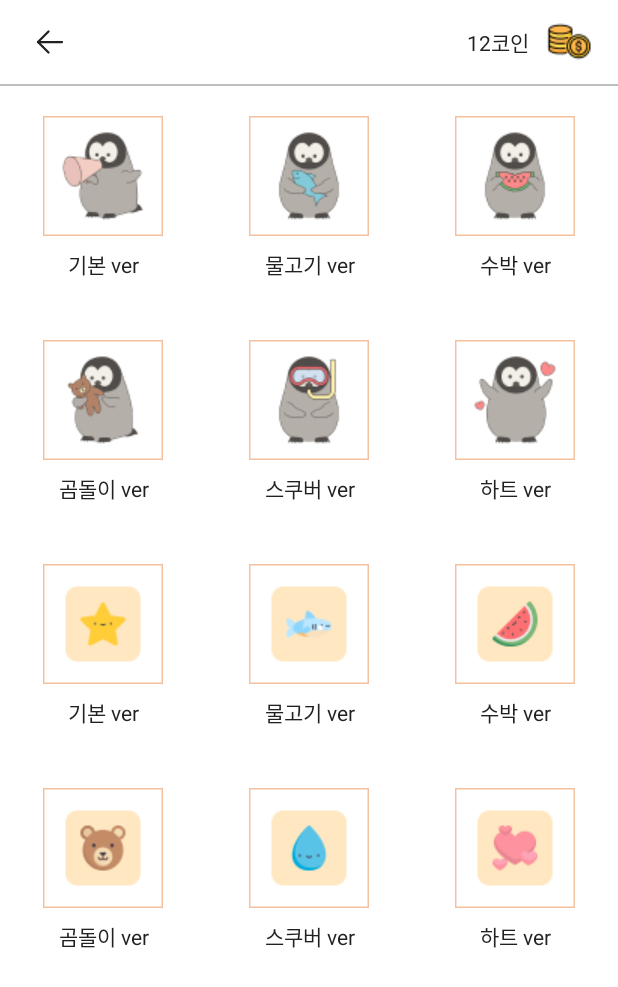
After one commit to sohyun127/TwoOne, an Android app: the StoreActivity screen opened directly, with no data from a screen before it, on a phone screen of 412 x 824 dp. The commit adds this screen. Shown: the top 987 px of the screen. Run offline under Robolectric (Android 15) with nearby library versions, the phone set to English and light mode, and no system bars.

Commit message:
[FEAT] store

```diff
--- a/app/src/main/AndroidManifest.xml
+++ b/app/src/main/AndroidManifest.xml
@@ -13,6 +13,10 @@
         tools:targetApi="31">
         <activity
             android:name=".presentation.onboarding.ChallengeActivity"
+            android:windowSoftInputMode="adjustResize"
+            android:exported="true"/>
+        <activity
+            android:name=".presentation.home.StoreActivity"
             android:windowSoftInputMode="adjustResize"
             android:exported="true"/>
         <activity
--- a/app/src/main/java/com/example/twoone/presentation/home/HomeActivity.java
+++ b/app/src/main/java/com/example/twoone/presentation/home/HomeActivity.java
@@ -5,10 +5,12 @@ import android.database.Cursor;
 import android.database.sqlite.SQLiteDatabase;
 import android.os.Bundle;
 import android.util.Log;
+import android.view.MenuItem;
 import android.view.View;
 
 import androidx.annotation.Nullable;
 import androidx.appcompat.app.AppCompatActivity;
+import androidx.appcompat.widget.Toolbar;
 import androidx.recyclerview.widget.RecyclerView;
 
 import com.example.twoone.R;
@@ -34,6 +36,8 @@ public class HomeActivity extends AppCompatActivity implements View.OnClickListe
 
         setAdapter();
         binding.fabHome.setOnClickListener(this);
+        setClickEventOnToolBar();
+
     }
 
     public void setAdapter() {
@@ -77,7 +81,24 @@ public class HomeActivity extends AppCompatActivity implements View.OnClickListe
             case R.id.fab_home:
                 startActivity(new Intent(this, ChallengeActivity.class));
                 finish();
+
         }
 
     }
+
+    public void setClickEventOnToolBar() {
+        binding.tbHomeToolBar.setOnMenuItemClickListener(new Toolbar.OnMenuItemClickListener() {
+            @Override
+            public boolean onMenuItemClick(MenuItem item) {
+                switch (item.getItemId()) {
+
+                    case R.id.store:
+                        startActivity(new Intent(getApplicationContext(), StoreActivity.class));
+                        finish();
+
+                }
+                return false;
+            }
+        });
+    }
 }
--- /dev/null
+++ b/app/src/main/java/com/example/twoone/presentation/home/StoreActivity.java
@@ -0,0 +1,74 @@
+package com.example.twoone.presentation.home;
+
+import android.os.Bundle;
+import android.view.View;
+
+import androidx.annotation.Nullable;
+import androidx.appcompat.app.AppCompatActivity;
+import androidx.recyclerview.widget.RecyclerView;
+
+import com.example.twoone.R;
+import com.example.twoone.databinding.ActivityStoreBinding;
+import com.example.twoone.presentation.store.Store;
+import com.example.twoone.presentation.store.StoreAdapter;
+
+import java.util.ArrayList;
+
+public class StoreActivity extends AppCompatActivity {
+
+    private ActivityStoreBinding binding;
+    private RecyclerView.Adapter adapter;
+    private RecyclerView recyclerView;
+    private ArrayList arrayList;
+
+    @Override
+    protected void onCreate(@Nullable Bundle savedInstanceState) {
+        super.onCreate(savedInstanceState);
+        binding = ActivityStoreBinding.inflate(getLayoutInflater());
+        setContentView(binding.getRoot());
+
+        setAdapter();
+
+
+    }
+
+
+    private void setAdapter() {
+
+
+        recyclerView = binding.rvStore;
+        recyclerView.setHasFixedSize(true);
+
+        setData();
+
+        adapter=new StoreAdapter(arrayList, getApplicationContext(), new StoreAdapter.OnItemClickListener() {
+            @Override
+            public void onItemClick(View v, int position) {
+
+            }
+        });
+
+        adapter.notifyDataSetChanged();
+        recyclerView.setAdapter(adapter);
+
+    }
+
+    private void setData() {
+        arrayList = new ArrayList<Store>();
+
+        arrayList.add(new Store("기본 ver", R.drawable.img_penguin1_after));
+        arrayList.add(new Store("물고기 ver", R.drawable.img_penguin2_after));
+        arrayList.add(new Store("수박 ver", R.drawable.img_penguin4_after));
+        arrayList.add(new Store("곰돌이 ver", R.drawable.img_penguin3_after));
+        arrayList.add(new Store("스쿠버 ver", R.drawable.img_penguin5_after));
+        arrayList.add(new Store("하트 ver", R.drawable.img_penguin6_after));
+
+        arrayList.add(new Store("기본 ver", R.drawable.img_start_sticker_after));
+        arrayList.add(new Store("물고기 ver", R.drawable.img_fish_sticker_after));
+        arrayList.add(new Store("수박 ver", R.drawable.img_fruit_sticker_after));
+        arrayList.add(new Store("곰돌이 ver", R.drawable.img_bear_sticker_after));
+        arrayList.add(new Store("스쿠버 ver", R.drawable.img_water_sticker_after));
+        arrayList.add(new Store("하트 ver", R.drawable.img_hart_sticker_after));
+
+    }
+}
--- /dev/null
+++ b/app/src/main/java/com/example/twoone/presentation/store/Store.java
@@ -0,0 +1,31 @@
+package com.example.twoone.presentation.store;
+
+import android.graphics.drawable.Drawable;
+
+public class Store {
+
+    private String title;
+    private int img;
+
+    public Store(String title, int img) {
+        this.title = title;
+        this.img = img;
+    }
+
+    public String getTitle() {
+        return title;
+    }
+
+    public void setTitle(String title) {
+        this.title = title;
+    }
+
+    public int getImg() {
+        return img;
+    }
+
+    public void setImg(int img) {
+        this.img = img;
+    }
+
+}
--- /dev/null
+++ b/app/src/main/java/com/example/twoone/presentation/store/StoreAdapter.java
@@ -0,0 +1,67 @@
+package com.example.twoone.presentation.store;
+
+import android.content.Context;
+import android.view.LayoutInflater;
+import android.view.View;
+import android.view.ViewGroup;
+
+import androidx.annotation.NonNull;
+import androidx.recyclerview.widget.RecyclerView;
+
+import com.example.twoone.databinding.ItemStoreBinding;
+import com.example.twoone.presentation.home.StampAdapter;
+
+import java.util.ArrayList;
+
+public class StoreAdapter extends RecyclerView.Adapter<StoreAdapter.StoreViewHolder> {
+
+
+    private Context context;
+    private ArrayList<Store> arrayList;
+
+
+    @NonNull
+    @Override
+    public StoreAdapter.StoreViewHolder onCreateViewHolder(@NonNull ViewGroup parent, int viewType) {
+        ItemStoreBinding binding = ItemStoreBinding.inflate(LayoutInflater.from(context), parent, false);
+        return new StoreViewHolder(binding);
+    }
+
+    public StoreAdapter(ArrayList<Store> arrayList, Context context, StoreAdapter.OnItemClickListener listener) {
+        this.context = context;
+        this.mListener = listener;
+        this.arrayList = arrayList;
+    }
+
+    public interface OnItemClickListener {
+        void onItemClick(View v, int position);
+    }
+
+    private StoreAdapter.OnItemClickListener mListener = null;
+
+    @Override
+    public void onBindViewHolder(@NonNull StoreAdapter.StoreViewHolder holder, int position) {
+        holder.bindItem(arrayList.get(position));
+    }
+
+    @Override
+    public int getItemCount() {
+        return arrayList.size();
+    }
+
+    public class StoreViewHolder extends RecyclerView.ViewHolder {
+        ItemStoreBinding binding;
+
+        public StoreViewHolder(ItemStoreBinding binding) {
+            super(binding.getRoot());
+            this.binding = binding;
+
+        }
+
+        void bindItem(Store item) {
+            binding.ivItemStore.setImageResource(item.getImg());
+            binding.tvItemStore.setText(item.getTitle());
+        }
+
+    }
+}
--- a/app/src/main/res/layout/activity_store.xml
+++ b/app/src/main/res/layout/activity_store.xml
@@ -36,6 +36,7 @@
 
 
     <androidx.recyclerview.widget.RecyclerView
+        android:id="@+id/rv_store"
         android:layout_width="match_parent"
         android:layout_height="0dp"
         app:layoutManager="androidx.recyclerview.widget.GridLayoutManager"
--- a/app/src/main/res/layout/item_store.xml
+++ b/app/src/main/res/layout/item_store.xml
@@ -3,7 +3,7 @@
     xmlns:app="http://schemas.android.com/apk/res-auto"
     android:layout_width="match_parent"
     android:layout_height="wrap_content"
-    android:layout_marginVertical="28dp">
+    android:layout_marginVertical="20dp">
 
 
     <ImageView
@@ -16,6 +16,7 @@
         app:layout_constraintTop_toTopOf="parent" />
 
     <TextView
+        android:id="@+id/tv_item_store"
         android:layout_width="0dp"
         android:layout_height="wrap_content"
         android:layout_marginTop="8dp"
--- a/app/src/main/res/menu/menu_home_toolbar.xml
+++ b/app/src/main/res/menu/menu_home_toolbar.xml
@@ -3,12 +3,9 @@
     xmlns:app="http://schemas.android.com/apk/res-auto">
 
     <item
+        android:id="@+id/store"
         android:icon="@drawable/ic_store"
         android:title="상점"
         app:showAsAction="always" />
-    <item
-        android:icon="@drawable/ic_save"
-        android:title="습관 저장소"
-        app:showAsAction="always" />
 
 </menu>
```
